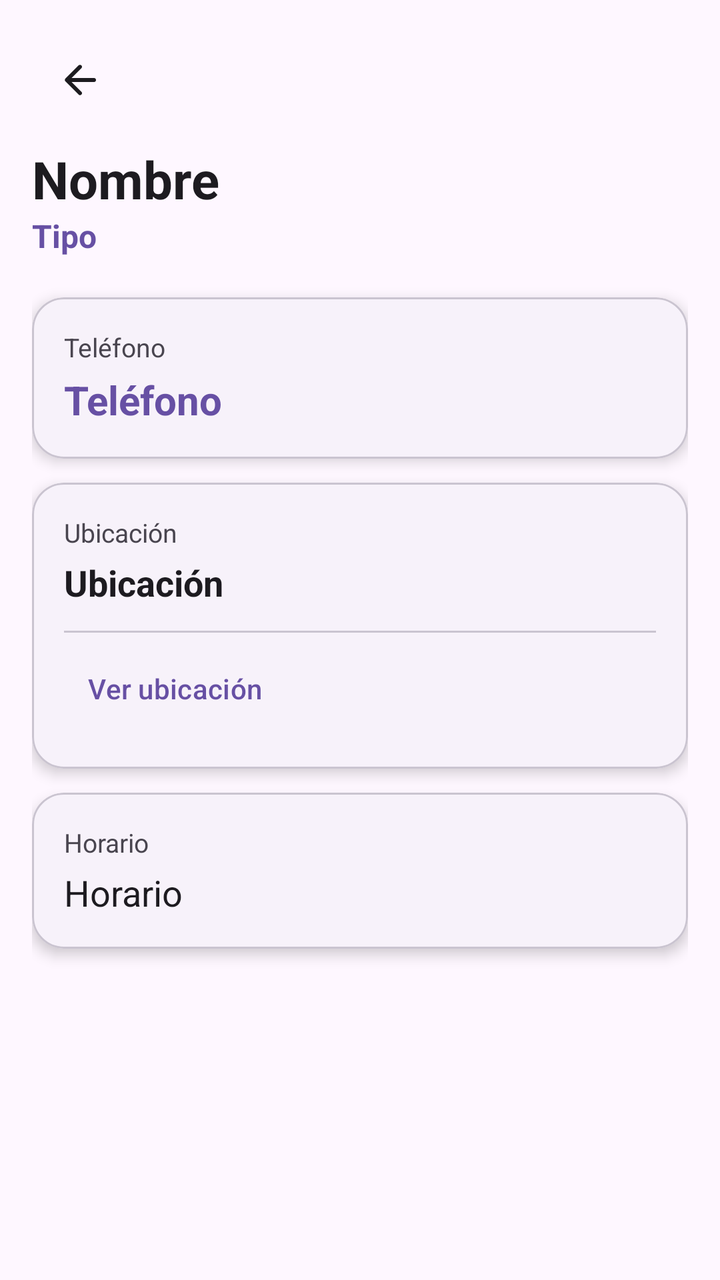
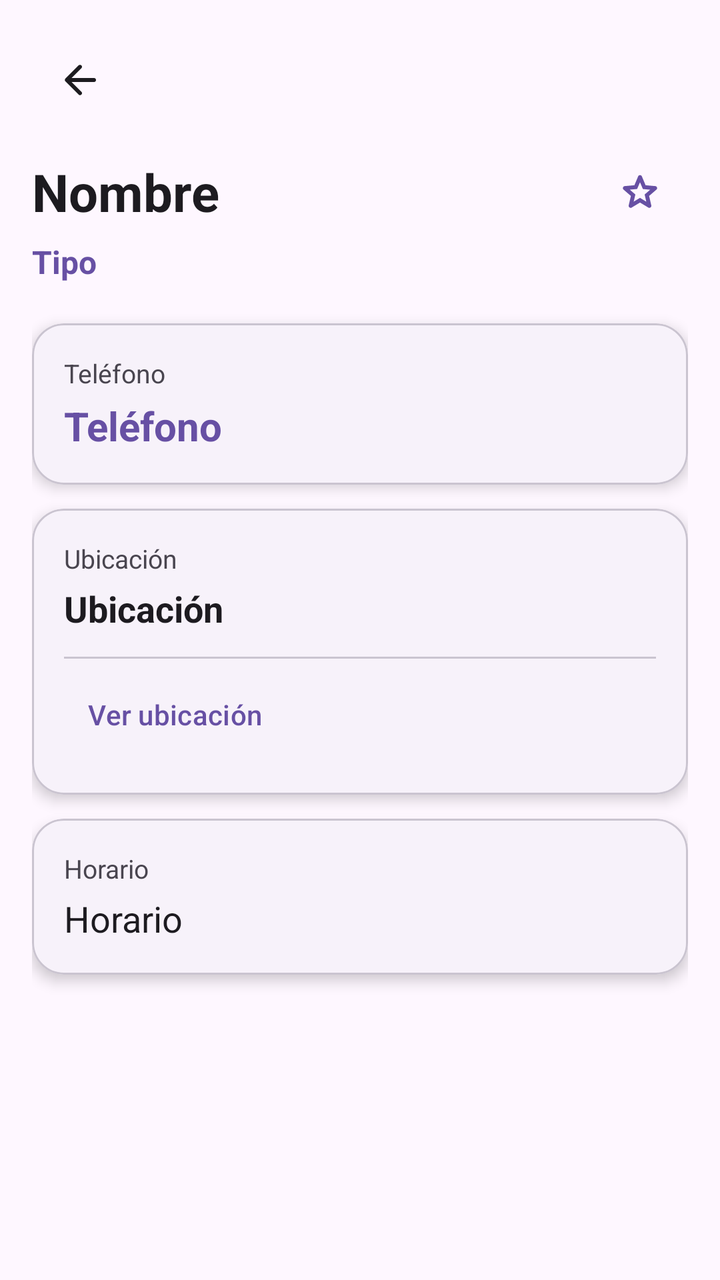

An Android layout rendered at two revisions. The XML below is the earlier revision; the diff shows what the commit changed to produce the second picture.
<!-- AndroidManifest.xml: application theme Theme.App_PadresPrimerizos -->
<!-- res/layout/fragment_ficha_servicio.xml -->
<?xml version="1.0" encoding="utf-8"?>
<ScrollView xmlns:android="http://schemas.android.com/apk/res/android"
    xmlns:app="http://schemas.android.com/apk/res-auto"
    xmlns:tools="http://schemas.android.com/tools"
    android:layout_width="match_parent"
    android:layout_height="match_parent"
    android:background="?android:attr/colorBackground"
    android:fillViewport="true"
    tools:context=".FichaServicioFragment">

    <LinearLayout
        android:layout_width="match_parent"
        android:layout_height="wrap_content"
        android:orientation="vertical"
        android:padding="16dp">

        <ImageButton
            android:id="@+id/btnAtras"
            android:layout_width="48dp"
            android:layout_height="48dp"
            android:layout_marginBottom="8dp"
            android:background="?attr/selectableItemBackgroundBorderless"
            android:contentDescription="Volver"
            android:src="@drawable/ic_arrow_back"
            app:tint="?attr/colorOnSurface" />

        <TextView
            android:id="@+id/tvNombre"
            android:layout_width="match_parent"
            android:layout_height="wrap_content"
            android:text="Nombre"
            android:textColor="?attr/colorOnSurface"
            android:textSize="26sp"
            android:textStyle="bold" />

        <TextView
            android:id="@+id/tvTipo"
            android:layout_width="match_parent"
            android:layout_height="wrap_content"
            android:layout_marginBottom="20dp"
            android:text="Tipo"
            android:textColor="?attr/colorPrimary"
            android:textSize="16sp"
            android:textStyle="bold" />

        
        <com.google.android.material.card.MaterialCardView
            android:layout_width="match_parent"
            android:layout_height="wrap_content"
            android:layout_marginBottom="12dp"
            app:cardBackgroundColor="?attr/colorSurfaceContainerLow"
            app:cardCornerRadius="16dp"
            app:cardElevation="4dp"
            app:strokeColor="?attr/colorOutlineVariant"
            app:strokeWidth="1dp">

            <LinearLayout
                android:layout_width="match_parent"
                android:layout_height="wrap_content"
                android:orientation="vertical"
                android:padding="16dp">

                <TextView
                    android:layout_width="match_parent"
                    android:layout_height="wrap_content"
                    android:text="Teléfono"
                    android:textColor="?attr/colorOnSurfaceVariant"
                    android:textSize="13sp" />

                <TextView
                    android:id="@+id/tvTelefono"
                    android:layout_width="match_parent"
                    android:layout_height="wrap_content"
                    android:layout_marginTop="4dp"
                    android:background="?attr/selectableItemBackground"
                    android:text="Teléfono"
                    android:textColor="?attr/colorPrimary"
                    android:textSize="20sp"
                    android:textStyle="bold" />

            </LinearLayout>
        </com.google.android.material.card.MaterialCardView>

        
        <com.google.android.material.card.MaterialCardView
            android:layout_width="match_parent"
            android:layout_height="wrap_content"
            android:layout_marginBottom="12dp"
            app:cardBackgroundColor="?attr/colorSurfaceContainerLow"
            app:cardCornerRadius="16dp"
            app:cardElevation="4dp"
            app:strokeColor="?attr/colorOutlineVariant"
            app:strokeWidth="1dp">

            <LinearLayout
                android:layout_width="match_parent"
                android:layout_height="wrap_content"
                android:orientation="vertical"
                android:padding="16dp">

                <TextView
                    android:layout_width="match_parent"
                    android:layout_height="wrap_content"
                    android:text="Ubicación"
                    android:textColor="?attr/colorOnSurfaceVariant"
                    android:textSize="13sp" />

                <TextView
                    android:id="@+id/tvUbicacion"
                    android:layout_width="match_parent"
                    android:layout_height="wrap_content"
                    android:layout_marginTop="4dp"
                    android:text="Ubicación"
                    android:textColor="?attr/colorOnSurface"
                    android:textSize="18sp"
                    android:textStyle="bold" />

                <View
                    android:layout_width="match_parent"
                    android:layout_height="1dp"
                    android:layout_marginTop="12dp"
                    android:layout_marginBottom="4dp"
                    android:background="?attr/colorOutlineVariant" />

                <com.google.android.material.button.MaterialButton
                    android:id="@+id/btnVerUbicacion"
                    style="@style/Widget.Material3.Button.TextButton"
                    android:layout_width="wrap_content"
                    android:layout_height="wrap_content"
                    android:text="Ver ubicación"
                    android:textColor="?attr/colorPrimary" />

            </LinearLayout>
        </com.google.android.material.card.MaterialCardView>

        
        <com.google.android.material.card.MaterialCardView
            android:layout_width="match_parent"
            android:layout_height="wrap_content"
            app:cardBackgroundColor="?attr/colorSurfaceContainerLow"
            app:cardCornerRadius="16dp"
            app:cardElevation="4dp"
            app:strokeColor="?attr/colorOutlineVariant"
            app:strokeWidth="1dp">

            <LinearLayout
                android:layout_width="match_parent"
                android:layout_height="wrap_content"
                android:orientation="vertical"
                android:padding="16dp">

                <TextView
                    android:layout_width="match_parent"
                    android:layout_height="wrap_content"
                    android:text="Horario"
                    android:textColor="?attr/colorOnSurfaceVariant"
                    android:textSize="13sp" />

                <TextView
                    android:id="@+id/tvHorario"
                    android:layout_width="match_parent"
                    android:layout_height="wrap_content"
                    android:layout_marginTop="4dp"
                    android:text="Horario"
                    android:textColor="?attr/colorOnSurface"
                    android:textSize="18sp" />

            </LinearLayout>
        </com.google.android.material.card.MaterialCardView>

    </LinearLayout>
</ScrollView>
<!-- resources referenced by this layout -->
<resources>
  <!-- drawable ic_arrow_back (drawable) -->
  <vector xmlns:android="http://schemas.android.com/apk/res/android"
      android:width="24dp"
      android:height="24dp"
      android:viewportWidth="960"
      android:viewportHeight="960"
      android:tint="?attr/colorControlNormal"
      android:autoMirrored="true">
    <path
        android:fillColor="@android:color/white"
        android:pathData="M313,520L509,716Q521,728 520.5,744Q520,760 508,772Q496,783 480,783.5Q464,784 452,772L188,508Q182,502 179.5,495Q177,488 177,480Q177,472 179.5,465Q182,458 188,452L452,188Q463,177 479.5,177Q496,177 508,188Q520,200 520,216.5Q520,233 508,245L313,440L760,440Q777,440 788.5,451.5Q800,463 800,480Q800,497 788.5,508.5Q777,520 760,520L313,520Z"/>
  </vector>
  <style name="Theme.App_PadresPrimerizos" parent="Theme.Material3.Light.NoActionBar" />
</resources>

<!-- the commit's change to res/layout/fragment_ficha_servicio.xml (unified diff, before → after) -->
@@ -24,14 +24,31 @@
             android:src="@drawable/ic_arrow_back"
             app:tint="?attr/colorOnSurface" />
 
-        <TextView
-            android:id="@+id/tvNombre"
+        <LinearLayout
             android:layout_width="match_parent"
             android:layout_height="wrap_content"
-            android:text="Nombre"
-            android:textColor="?attr/colorOnSurface"
-            android:textSize="26sp"
-            android:textStyle="bold" />
+            android:gravity="center_vertical"
+            android:orientation="horizontal">
+
+            <TextView
+                android:id="@+id/tvNombre"
+                android:layout_width="0dp"
+                android:layout_height="wrap_content"
+                android:layout_weight="1"
+                android:text="Nombre"
+                android:textColor="?attr/colorOnSurface"
+                android:textSize="26sp"
+                android:textStyle="bold" />
+
+            <ImageButton
+                android:id="@+id/btnFavorito"
+                android:layout_width="48dp"
+                android:layout_height="48dp"
+                android:background="?attr/selectableItemBackgroundBorderless"
+                android:contentDescription="Favorito"
+                android:src="@drawable/ic_star_borde"
+                app:tint="?attr/colorPrimary" />
+        </LinearLayout>
 
         <TextView
             android:id="@+id/tvTipo"
<!-- resource entries referenced after the edit -->
@@ -12,6 +12,17 @@
         android:fillColor="@android:color/white"
         android:pathData="M313,520L509,716Q521,728 520.5,744Q520,760 508,772Q496,783 480,783.5Q464,784 452,772L188,508Q182,502 179.5,495Q177,488 177,480Q177,472 179.5,465Q182,458 188,452L452,188Q463,177 479.5,177Q496,177 508,188Q520,200 520,216.5Q520,233 508,245L313,440L760,440Q777,440 788.5,451.5Q800,463 800,480Q800,497 788.5,508.5Q777,520 760,520L313,520Z"/>
   </vector>
+  <!-- drawable ic_star_borde (drawable) -->
+  <vector xmlns:android="http://schemas.android.com/apk/res/android"
+      android:width="24dp"
+      android:height="24dp"
+      android:viewportWidth="960"
+      android:viewportHeight="960"
+      android:tint="?attr/colorControlNormal">
+    <path
+        android:fillColor="@android:color/white"
+        android:pathData="M354,673L480,597L606,674L573,530L684,434L538,421L480,285L422,420L276,433L387,530L354,673ZM480,691L314,791Q303,798 291,797Q279,796 270,789Q261,782 256,771.5Q251,761 254,748L298,559L151,432Q141,423 138.5,411.5Q136,400 140,389Q144,378 152,371Q160,364 174,362L368,345L443,167Q448,155 458.5,149Q469,143 480,143Q491,143 501.5,149Q512,155 517,167L592,345L786,362Q800,364 808,371Q816,378 820,389Q824,400 821.5,411.5Q819,423 809,432L662,559L706,748Q709,761 704,771.5Q699,782 690,789Q681,796 669,797Q657,798 646,791L480,691ZM480,490L480,490L480,490L480,490L480,490L480,490L480,490L480,490L480,490L480,490L480,490Z"/>
+  </vector>
   <style name="Theme.App_PadresPrimerizos" parent="Theme.Material3.Light.NoActionBar" />
 </resources>
 
